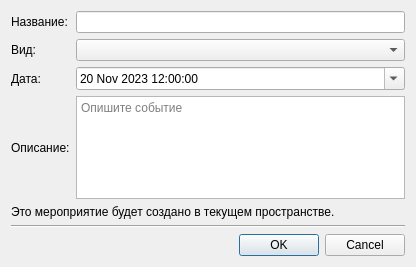
Qt form app/ui/dialogs/event_edit.ui (NTO-2nd-stage-ABP/ccms) before a commit.
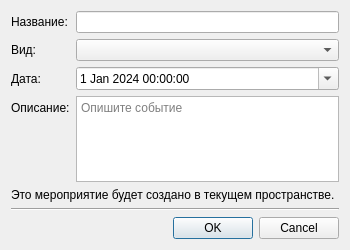
The same form after that commit.

Diff of the .ui file:
```diff
--- a/app/ui/dialogs/event_edit.ui
+++ b/app/ui/dialogs/event_edit.ui
@@ -6,21 +6,16 @@
    <rect>
     <x>0</x>
     <y>0</y>
-    <width>416</width>
-    <height>267</height>
+    <width>350</width>
+    <height>250</height>
    </rect>
   </property>
   <property name="windowTitle">
    <string>Создание мероприятия</string>
   </property>
-  <layout class="QGridLayout" name="gridLayout">
-   <item row="1" column="0">
-    <widget class="QLabel" name="label_6">
-     <property name="text">
-      <string>Вид:</string>
-     </property>
-    </widget>
-   </item>
+  <layout class="QVBoxLayout" name="verticalLayout_2">
+   <item>
+    <layout class="QFormLayout" name="formLayout">
    <item row="0" column="0">
     <widget class="QLabel" name="label_4">
      <property name="text">
@@ -28,71 +23,47 @@
      </property>
     </widget>
    </item>
+     <item row="0" column="1">
+      <widget class="QLineEdit" name="lineEdit"/>
+     </item>
+     <item row="1" column="0">
+      <widget class="QLabel" name="label">
+       <property name="text">
+        <string>Вид:</string>
+       </property>
+      </widget>
+     </item>
+     <item row="1" column="1">
+      <widget class="QComboBox" name="comboBox"></widget>
+     </item>
+     <item row="2" column="0">
+      <widget class="QLabel" name="label_2">
+       <property name="text">
+        <string>Дата:</string>
+       </property>
+      </widget>
+     </item>
    <item row="2" column="1">
     <widget class="QDateTimeEdit" name="dateTimeEdit">
-     <property name="enabled">
-      <bool>true</bool>
-     </property>
      <property name="dateTime">
       <datetime>
-       <hour>12</hour>
+         <hour>0</hour>
        <minute>0</minute>
        <second>0</second>
-       <year>2023</year>
-       <month>11</month>
-       <day>20</day>
-      </datetime>
-     </property>
-     <property name="date">
-      <date>
-       <year>2023</year>
-       <month>11</month>
-       <day>20</day>
-      </date>
-     </property>
-     <property name="time">
-      <time>
-       <hour>12</hour>
-       <minute>0</minute>
-       <second>0</second>
-      </time>
-     </property>
+         <year>2024</year>
+         <month>1</month>
+         <day>1</day>
+        </datetime>
+       </property>
      <property name="calendarPopup">
       <bool>true</bool>
      </property>
     </widget>
    </item>
-   <item row="5" column="0" colspan="2">
-    <widget class="Line" name="line">
-     <property name="orientation">
-      <enum>Qt::Horizontal</enum>
-     </property>
-    </widget>
-   </item>
-   <item row="4" column="0" colspan="2">
-    <widget class="QLabel" name="label_5">
+     <item row="3" column="0">
+      <widget class="QLabel" name="label_3">
      <property name="text">
-      <string>Это мероприятие будет создано в текущем пространстве.</string>
-     </property>
-    </widget>
-   </item>
-   <item row="0" column="1">
-    <widget class="QLineEdit" name="lineEdit"/>
-   </item>
-   <item row="2" column="0">
-    <widget class="QLabel" name="label_2">
-     <property name="text">
-      <string>Дата:</string>
-     </property>
-    </widget>
-   </item>
-   <item row="1" column="1">
-    <widget class="QComboBox" name="comboBox">
-     <property name="enabled">
-      <bool>true</bool>
-     </property>
-     <property name="editable">
-      <bool>false</bool>
+        <string>Описание:</string>
      </property>
     </widget>
    </item>
@@ -106,7 +77,23 @@
      </property>
     </widget>
    </item>
-   <item row="6" column="0" colspan="2">
+    </layout>
+   </item>
+   <item>
+    <widget class="QLabel" name="label_5">
+     <property name="text">
+      <string>Это мероприятие будет создано в текущем пространстве.</string>
+     </property>
+    </widget>
+   </item>
+   <item>
+    <widget class="Line" name="line">
+     <property name="orientation">
+      <enum>Qt::Horizontal</enum>
+     </property>
+    </widget>
+   </item>
+   <item>
     <widget class="QDialogButtonBox" name="buttonBox">
      <property name="orientation">
       <enum>Qt::Horizontal</enum>
@@ -116,13 +103,6 @@
      </property>
     </widget>
    </item>
-   <item row="3" column="0">
-    <widget class="QLabel" name="label_3">
-     <property name="text">
-      <string>Описание:</string>
-     </property>
-    </widget>
-   </item>
   </layout>
  </widget>
  <resources/>
```
Lines whose indentation alone changed are shown as unchanged.
